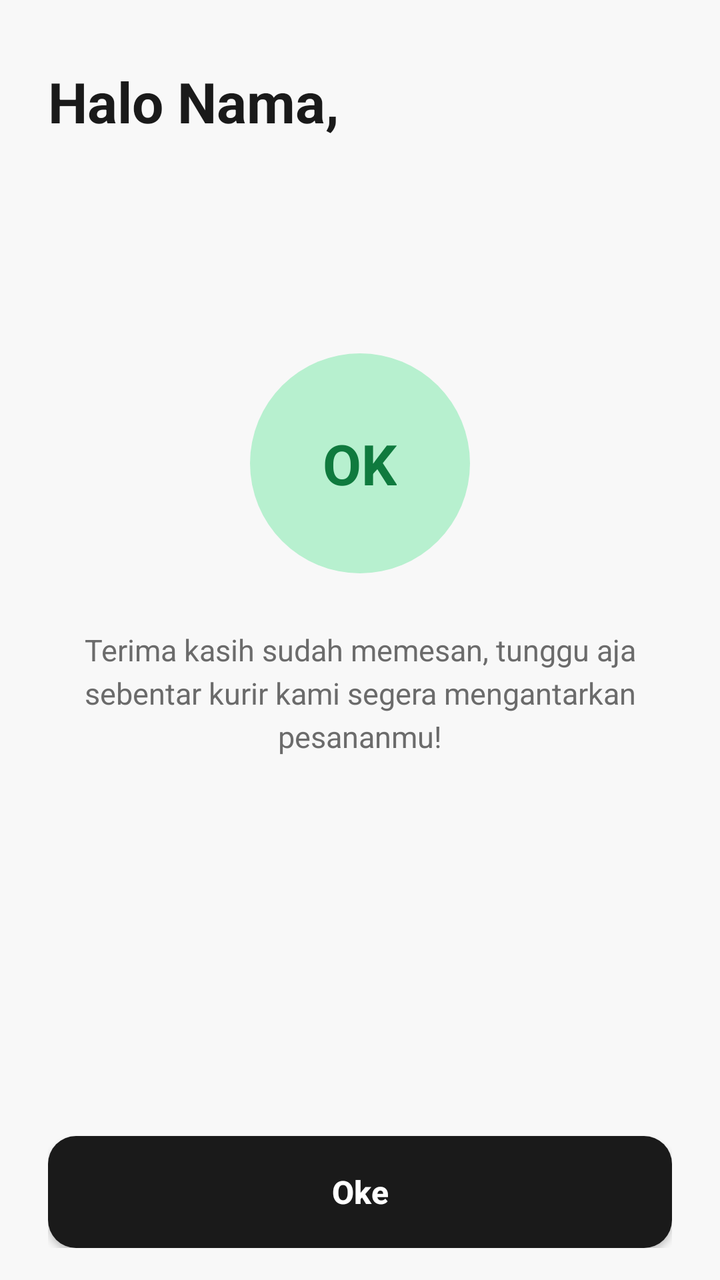
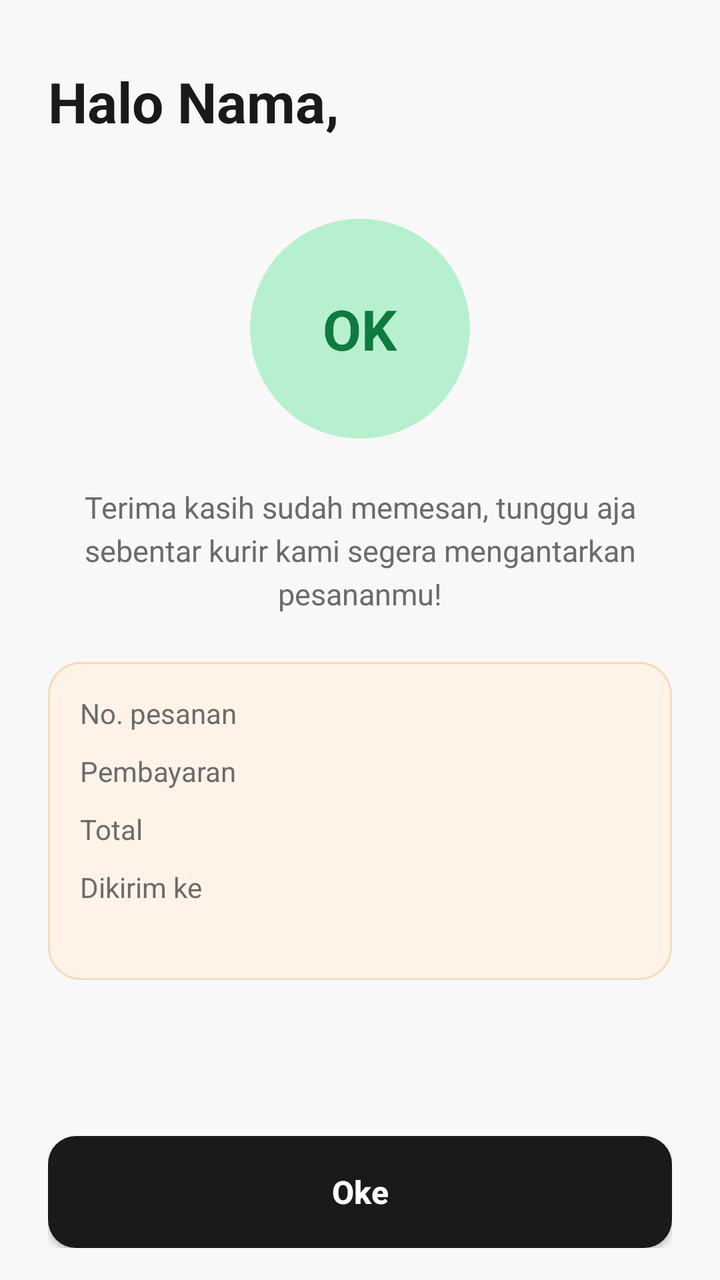

An Android layout rendered at two revisions. The XML below is the earlier revision; the diff shows what the commit changed to produce the second picture.
<!-- AndroidManifest.xml: application theme Theme.KopiDanNyemil -->
<!-- res/layout/activity_confirmation.xml -->
<?xml version="1.0" encoding="utf-8"?>
<androidx.constraintlayout.widget.ConstraintLayout
    xmlns:android="http://schemas.android.com/apk/res/android"
    xmlns:app="http://schemas.android.com/apk/res-auto"
    android:layout_width="match_parent"
    android:layout_height="match_parent"
    android:background="@color/background"
    android:paddingStart="24dp"
    android:paddingEnd="24dp"
    android:paddingTop="32dp"
    android:paddingBottom="16dp">

    <TextView
        android:id="@+id/tvGreeting"
        android:layout_width="wrap_content"
        android:layout_height="wrap_content"
        android:text="Halo Nama,"
        android:textColor="@color/black"
        android:textSize="28sp"
        android:textStyle="bold"
        app:layout_constraintStart_toStartOf="parent"
        app:layout_constraintTop_toTopOf="parent" />

    <FrameLayout
        android:id="@+id/okCircle"
        android:layout_width="110dp"
        android:layout_height="110dp"
        android:background="@drawable/bg_circle_ok"
        app:layout_constraintBottom_toBottomOf="parent"
        app:layout_constraintEnd_toEndOf="parent"
        app:layout_constraintStart_toStartOf="parent"
        app:layout_constraintTop_toTopOf="parent"
        app:layout_constraintVertical_bias="0.3">

        <TextView
            android:layout_width="wrap_content"
            android:layout_height="wrap_content"
            android:layout_gravity="center"
            android:text="OK"
            android:textColor="@color/green_ok_text"
            android:textSize="28sp"
            android:textStyle="bold" />
    </FrameLayout>

    <TextView
        android:id="@+id/tvMessage"
        android:layout_width="0dp"
        android:layout_height="wrap_content"
        android:layout_marginTop="28dp"
        android:gravity="center"
        android:lineSpacingExtra="4dp"
        android:text="Terima kasih sudah memesan, tunggu aja sebentar kurir kami segera mengantarkan pesananmu!"
        android:textColor="@color/gray_text"
        android:textSize="15sp"
        app:layout_constraintEnd_toEndOf="parent"
        app:layout_constraintStart_toStartOf="parent"
        app:layout_constraintTop_toBottomOf="@id/okCircle" />

    <androidx.appcompat.widget.AppCompatButton
        android:id="@+id/btnOke"
        android:layout_width="0dp"
        android:layout_height="56dp"
        android:background="@drawable/bg_button"
        android:gravity="center"
        android:minHeight="0dp"
        android:paddingTop="0dp"
        android:paddingBottom="0dp"
        android:text="Oke"
        android:textAllCaps="false"
        android:textColor="@color/white"
        android:textSize="16sp"
        android:textStyle="bold"
        app:layout_constraintBottom_toBottomOf="parent"
        app:layout_constraintEnd_toEndOf="parent"
        app:layout_constraintStart_toStartOf="parent" />

</androidx.constraintlayout.widget.ConstraintLayout>
<!-- resources referenced by this layout -->
<resources>
  <color name="background">#F8F8F8</color>
  <color name="black">#1A1A1A</color>
  <color name="gray_text">#6B6B6B</color>
  <color name="green_ok_text">#0F7A3E</color>
  <color name="white">#FFFFFF</color>
  <!-- drawable bg_button (drawable) -->
  <?xml version="1.0" encoding="utf-8"?>
  <shape xmlns:android="http://schemas.android.com/apk/res/android">
      <solid android:color="@color/black" />
      <corners android:radius="14dp" />
  </shape>
  <!-- drawable bg_circle_ok (drawable) -->
  <?xml version="1.0" encoding="utf-8"?>
  <shape xmlns:android="http://schemas.android.com/apk/res/android" android:shape="oval">
      <solid android:color="@color/green_ok" />
  </shape>
  <style name="Theme.KopiDanNyemil" parent="Theme.Material3.Light.NoActionBar">
          <item name="colorPrimary">@color/black</item>
          <item name="android:statusBarColor">@color/background</item>
          <item name="android:windowLightStatusBar">true</item>
          <item name="android:windowBackground">@color/background</item>
          <item name="android:windowAnimationStyle">@style/ActivityAnim</item>
      </style>
  <color name="green_ok">#B7F0CF</color>
  <style name="ActivityAnim" parent="@android:style/Animation.Activity">
          <item name="android:activityOpenEnterAnimation">@anim/slide_in_right</item>
          <item name="android:activityOpenExitAnimation">@anim/slide_out_left</item>
          <item name="android:activityCloseEnterAnimation">@anim/slide_in_left</item>
          <item name="android:activityCloseExitAnimation">@anim/slide_out_right</item>
      </style>
</resources>

<!-- the commit's change to res/layout/activity_confirmation.xml (unified diff, before → after) -->
@@ -1,77 +1,161 @@
 <?xml version="1.0" encoding="utf-8"?>
-<androidx.constraintlayout.widget.ConstraintLayout
+<ScrollView
     xmlns:android="http://schemas.android.com/apk/res/android"
-    xmlns:app="http://schemas.android.com/apk/res-auto"
     android:layout_width="match_parent"
     android:layout_height="match_parent"
     android:background="@color/background"
-    android:paddingStart="24dp"
-    android:paddingEnd="24dp"
-    android:paddingTop="32dp"
-    android:paddingBottom="16dp">
+    android:fillViewport="true">
 
-    <TextView
-        android:id="@+id/tvGreeting"
-        android:layout_width="wrap_content"
-        android:layout_height="wrap_content"
-        android:text="Halo Nama,"
-        android:textColor="@color/black"
-        android:textSize="28sp"
-        android:textStyle="bold"
-        app:layout_constraintStart_toStartOf="parent"
-        app:layout_constraintTop_toTopOf="parent" />
-
-    <FrameLayout
-        android:id="@+id/okCircle"
-        android:layout_width="110dp"
-        android:layout_height="110dp"
-        android:background="@drawable/bg_circle_ok"
-        app:layout_constraintBottom_toBottomOf="parent"
-        app:layout_constraintEnd_toEndOf="parent"
-        app:layout_constraintStart_toStartOf="parent"
-        app:layout_constraintTop_toTopOf="parent"
-        app:layout_constraintVertical_bias="0.3">
+    <LinearLayout
+        android:layout_width="match_parent"
+        android:layout_height="match_parent"
+        android:orientation="vertical"
+        android:paddingStart="24dp"
+        android:paddingTop="32dp"
+        android:paddingEnd="24dp"
+        android:paddingBottom="16dp">
 
         <TextView
+            android:id="@+id/tvGreeting"
             android:layout_width="wrap_content"
             android:layout_height="wrap_content"
-            android:layout_gravity="center"
-            android:text="OK"
-            android:textColor="@color/green_ok_text"
+            android:text="Halo Nama,"
+            android:textColor="@color/black"
             android:textSize="28sp"
             android:textStyle="bold" />
-    </FrameLayout>
 
-    <TextView
-        android:id="@+id/tvMessage"
-        android:layout_width="0dp"
-        android:layout_height="wrap_content"
-        android:layout_marginTop="28dp"
-        android:gravity="center"
-        android:lineSpacingExtra="4dp"
-        android:text="Terima kasih sudah memesan, tunggu aja sebentar kurir kami segera mengantarkan pesananmu!"
-        android:textColor="@color/gray_text"
-        android:textSize="15sp"
-        app:layout_constraintEnd_toEndOf="parent"
-        app:layout_constraintStart_toStartOf="parent"
-        app:layout_constraintTop_toBottomOf="@id/okCircle" />
+        <FrameLayout
+            android:id="@+id/okCircle"
+            android:layout_width="110dp"
+            android:layout_height="110dp"
+            android:layout_gravity="center_horizontal"
+            android:layout_marginTop="40dp"
+            android:background="@drawable/bg_circle_ok">
 
-    <androidx.appcompat.widget.AppCompatButton
-        android:id="@+id/btnOke"
-        android:layout_width="0dp"
-        android:layout_height="56dp"
-        android:background="@drawable/bg_button"
-        android:gravity="center"
-        android:minHeight="0dp"
-        android:paddingTop="0dp"
-        android:paddingBottom="0dp"
-        android:text="Oke"
-        android:textAllCaps="false"
-        android:textColor="@color/white"
-        android:textSize="16sp"
-        android:textStyle="bold"
-        app:layout_constraintBottom_toBottomOf="parent"
-        app:layout_constraintEnd_toEndOf="parent"
-        app:layout_constraintStart_toStartOf="parent" />
+            <TextView
+                android:layout_width="wrap_content"
+                android:layout_height="wrap_content"
+                android:layout_gravity="center"
+                android:text="OK"
+                android:textColor="@color/green_ok_text"
+                android:textSize="28sp"
+                android:textStyle="bold" />
+        </FrameLayout>
 
-</androidx.constraintlayout.widget.ConstraintLayout>
+        <TextView
+            android:id="@+id/tvMessage"
+            android:layout_width="match_parent"
+            android:layout_height="wrap_content"
+            android:layout_marginTop="24dp"
+            android:gravity="center"
+            android:lineSpacingExtra="4dp"
+            android:text="Terima kasih sudah memesan, tunggu aja sebentar kurir kami segera mengantarkan pesananmu!"
+            android:textColor="@color/gray_text"
+            android:textSize="15sp" />
+
+        <LinearLayout
+            android:layout_width="match_parent"
+            android:layout_height="wrap_content"
+            android:layout_marginTop="24dp"
+            android:background="@drawable/bg_card_menu"
+            android:orientation="vertical"
+            android:padding="16dp">
+
+            <LinearLayout
+                android:layout_width="match_parent"
+                android:layout_height="wrap_content"
+                android:orientation="horizontal">
+
+                <TextView
+                    android:layout_width="0dp"
+                    android:layout_height="wrap_content"
+                    android:layout_weight="1"
+                    android:text="No. pesanan"
+                    android:textColor="@color/gray_text" />
+
+                <TextView
+                    android:id="@+id/tvOrderNo"
+                    android:layout_width="wrap_content"
+                    android:layout_height="wrap_content"
+                    android:textColor="@color/black"
+                    android:textStyle="bold" />
+            </LinearLayout>
+
+            <LinearLayout
+                android:layout_width="match_parent"
+                android:layout_height="wrap_content"
+                android:layout_marginTop="10dp"
+                android:orientation="horizontal">
+
+                <TextView
+                    android:layout_width="0dp"
+                    android:layout_height="wrap_content"
+                    android:layout_weight="1"
+                    android:text="Pembayaran"
+                    android:textColor="@color/gray_text" />
+
+                <TextView
+                    android:id="@+id/tvPayment"
+                    android:layout_width="wrap_content"
+                    android:layout_height="wrap_content"
+                    android:textColor="@color/black" />
+            </LinearLayout>
+
+            <LinearLayout
+                android:layout_width="match_parent"
+                android:layout_height="wrap_content"
+                android:layout_marginTop="10dp"
+                android:orientation="horizontal">
+
+                <TextView
+                    android:layout_width="0dp"
+                    android:layout_height="wrap_content"
+                    android:layout_weight="1"
+                    android:text="Total"
+                    android:textColor="@color/gray_text" />
+
+                <TextView
+                    android:id="@+id/tvTotal"
+                    android:layout_width="wrap_content"
+                    android:layout_height="wrap_content"
+                    android:textColor="@color/brown"
+                    android:textStyle="bold" />
+            </LinearLayout>
+
+            <TextView
+                android:layout_width="wrap_content"
+                android:layout_height="wrap_content"
+                android:layout_marginTop="10dp"
+                android:text="Dikirim ke"
+                android:textColor="@color/gray_text" />
+
+            <TextView
+                android:id="@+id/tvAddress"
+                android:layout_width="wrap_content"
+                android:layout_height="wrap_content"
+                android:layout_marginTop="2dp"
+                android:textColor="@color/black" />
+        </LinearLayout>
+
+        <View
+            android:layout_width="match_parent"
+            android:layout_height="0dp"
+            android:layout_weight="1" />
+
+        <androidx.appcompat.widget.AppCompatButton
+            android:id="@+id/btnOke"
+            android:layout_width="match_parent"
+            android:layout_height="56dp"
+            android:layout_marginTop="24dp"
+            android:background="@drawable/bg_button"
+            android:gravity="center"
+            android:minHeight="0dp"
+            android:paddingTop="0dp"
+            android:paddingBottom="0dp"
+            android:text="Oke"
+            android:textAllCaps="false"
+            android:textColor="@color/white"
+            android:textSize="16sp"
+            android:textStyle="bold" />
+    </LinearLayout>
+</ScrollView>
<!-- resource entries referenced after the edit -->
@@ -2,6 +2,7 @@
 <resources>
   <color name="background">#F8F8F8</color>
   <color name="black">#1A1A1A</color>
+  <color name="brown">#B45309</color>
   <color name="gray_text">#6B6B6B</color>
   <color name="green_ok_text">#0F7A3E</color>
   <color name="white">#FFFFFF</color>
@@ -10,6 +11,13 @@
   <shape xmlns:android="http://schemas.android.com/apk/res/android">
       <solid android:color="@color/black" />
       <corners android:radius="14dp" />
+  </shape>
+  <!-- drawable bg_card_menu (drawable) -->
+  <?xml version="1.0" encoding="utf-8"?>
+  <shape xmlns:android="http://schemas.android.com/apk/res/android">
+      <solid android:color="@color/orange_light" />
+      <stroke android:width="1dp" android:color="@color/orange_border" />
+      <corners android:radius="16dp" />
   </shape>
   <!-- drawable bg_circle_ok (drawable) -->
   <?xml version="1.0" encoding="utf-8"?>
@@ -23,6 +31,8 @@
           <item name="android:windowBackground">@color/background</item>
           <item name="android:windowAnimationStyle">@style/ActivityAnim</item>
       </style>
+  <color name="orange_light">#FFF3E8</color>
+  <color name="orange_border">#F8D9B8</color>
   <color name="green_ok">#B7F0CF</color>
   <style name="ActivityAnim" parent="@android:style/Animation.Activity">
           <item name="android:activityOpenEnterAnimation">@anim/slide_in_right</item>
